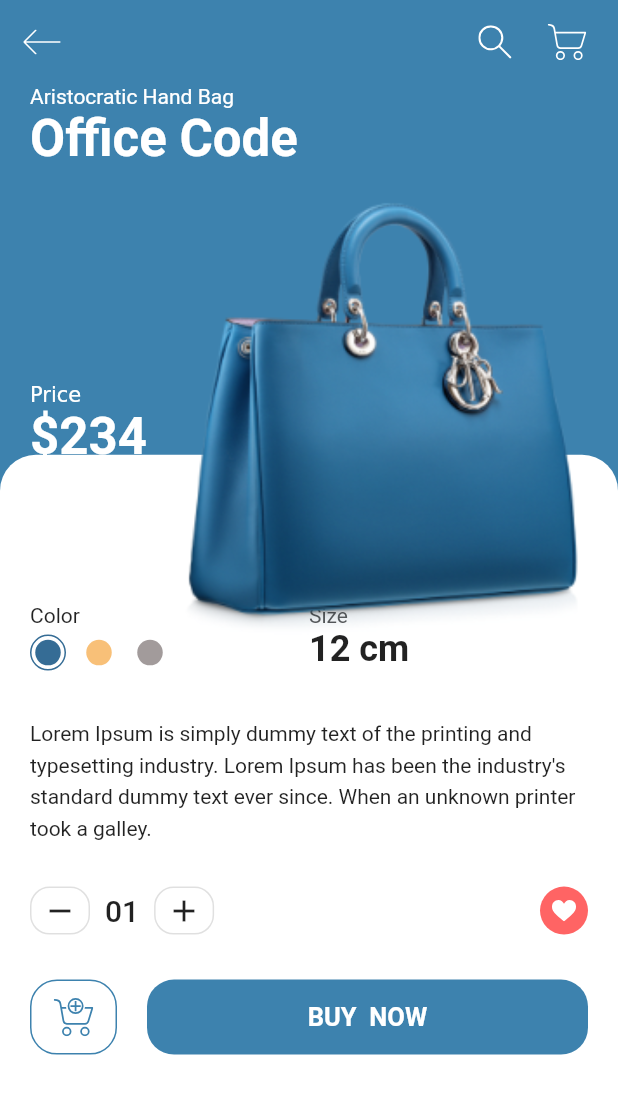
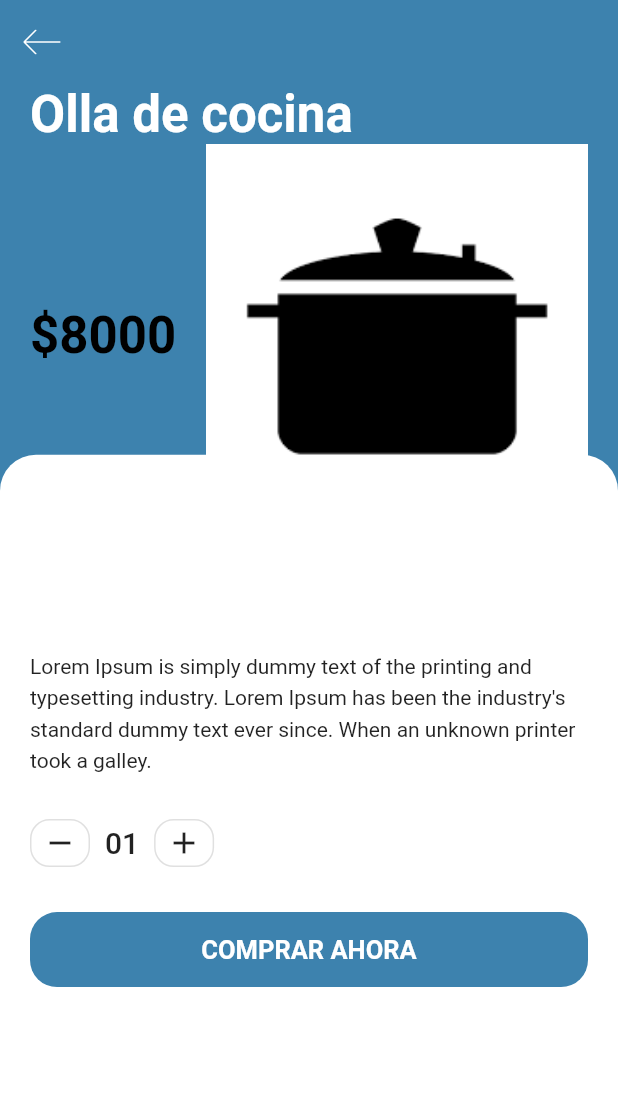
Before and after one commit to nicolasparra/Proyecto-TTM-VirtualStore, a Flutter app: the DetailsScreen screen opened directly with sample values from the repository, on a phone screen of 412 x 824 dp. Shown: the top 1094 px of the screen. Run offline on Flutter 3.47's test engine with Material 2 defaults, Android fonts, the phone set to English and light mode, and no system bars; our stand-ins replace flutter_svg, simple_animations; project files that could hold a hidden picture were left out.

Commit message:
corrección home

```diff
--- a/lib/src/models/Product.dart
+++ b/lib/src/models/Product.dart
@@ -18,51 +18,51 @@ class Product {
 List<Product> products = [
   Product(
       id: 1,
-      title: "Office Code",
-      price: 234,
+      title: "Olla de cocina",
+      price: 8000,
       size: 12,
       description: dummyText,
-      image: "assets/img/bag_1.png",
+      image: "assets/img/olla.png",
       color: Color(0xFF3D82AE)),
   Product(
       id: 2,
-      title: "Belt Bag",
-      price: 234,
+      title: "Tetera",
+      price: 6000,
       size: 8,
       description: dummyText,
-      image: "assets/img/bag_2.png",
+      image: "assets/img/tetera.png",
       color: Color(0xFFD3A984)),
   Product(
       id: 3,
-      title: "Hang Top",
-      price: 234,
+      title: "Cuchara",
+      price: 500,
       size: 10,
       description: dummyText,
-      image: "assets/img/bag_3.png",
+      image: "assets/img/cuchara.png",
       color: Color(0xFF989493)),
   Product(
       id: 4,
-      title: "Old Fashion",
-      price: 234,
+      title: "Bolso",
+      price: 3000,
       size: 11,
       description: dummyText,
       image: "assets/img/bag_4.png",
       color: Color(0xFFE6B398)),
   Product(
       id: 5,
-      title: "Office Code",
-      price: 234,
+      title: "Calefon",
+      price: 150000,
       size: 12,
       description: dummyText,
-      image: "assets/img/bag_5.png",
+      image: "assets/img/calefon.jpg",
       color: Color(0xFFFB7883)),
   Product(
     id: 6,
-    title: "Office Code",
-    price: 234,
+    title: "Cocina",
+    price: 100000,
     size: 12,
     description: dummyText,
-    image: "assets/img/bag_6.png",
+    image: "assets/img/cocina.jpg",
     color: Color(0xFFAEAEAE),
   ),
 ];
--- a/lib/src/pages/componentsDetails/add_to_cart.dart
+++ b/lib/src/pages/componentsDetails/add_to_cart.dart
@@ -1,5 +1,5 @@
 import 'package:flutter/material.dart';
-import 'package:flutter_svg/flutter_svg.dart';
+//import 'package:flutter_svg/flutter_svg.dart';
 import 'package:virtualstore/src/models/Product.dart';
 
 import '../../../constants.dart';
@@ -18,24 +18,24 @@ class AddToCart extends StatelessWidget {
       padding: const EdgeInsets.symmetric(vertical: kDefaultPaddin),
       child: Row(
         children: <Widget>[
-          Container(
-            margin: EdgeInsets.only(right: kDefaultPaddin),
-            height: 50,
-            width: 58,
-            decoration: BoxDecoration(
-              borderRadius: BorderRadius.circular(18),
-              border: Border.all(
-                color: product.color,
-              ),
-            ),
-            child: IconButton(
-              icon: SvgPicture.asset(
-                "assets/icons/add_to_cart.svg",
-                color: product.color,
-              ),
-              onPressed: () {},
-            ),
-          ),
+          // Container(
+          //   margin: EdgeInsets.only(right: kDefaultPaddin),
+          //   height: 50,
+          //   width: 58,
+          //   decoration: BoxDecoration(
+          //     borderRadius: BorderRadius.circular(18),
+          //     border: Border.all(
+          //       color: product.color,
+          //     ),
+          //   ),
+          //   child: IconButton(
+          //     icon: SvgPicture.asset(
+          //       "assets/icons/add_to_cart.svg",
+          //       color: product.color,
+          //     ),
+          //     onPressed: () {},
+          //   ),
+          // ),
           Expanded(
             child: SizedBox(
               height: 50,
@@ -45,7 +45,7 @@ class AddToCart extends StatelessWidget {
                 color: product.color,
                 onPressed: () {},
                 child: Text(
-                  "Buy  Now".toUpperCase(),
+                  "Comprar Ahora".toUpperCase(),
                   style: TextStyle(
                     fontSize: 17,
                     fontWeight: FontWeight.bold,
--- a/lib/src/pages/componentsDetails/body.dart
+++ b/lib/src/pages/componentsDetails/body.dart
@@ -3,7 +3,7 @@ import 'package:virtualstore/constants.dart';
 import 'package:virtualstore/src/models/Product.dart';
 
 import 'add_to_cart.dart';
-import 'color_and_size.dart';
+// import 'color_and_size.dart';
 import 'counter_with_fav_btn.dart';
 import 'description.dart';
 import 'product_title_with_image.dart';
@@ -40,7 +40,7 @@ class Body extends StatelessWidget {
                   ),
                   child: Column(
                     children: <Widget>[
-                      ColorAndSize(product: product),
+                      // ColorAndSize(product: product),
                       SizedBox(height: kDefaultPaddin / 2),
                       Description(product: product),
                       SizedBox(height: kDefaultPaddin / 2),
--- a/lib/src/pages/componentsDetails/counter_with_fav_btn.dart
+++ b/lib/src/pages/componentsDetails/counter_with_fav_btn.dart
@@ -1,5 +1,5 @@
 import 'package:flutter/material.dart';
-import 'package:flutter_svg/flutter_svg.dart';
+// import 'package:flutter_svg/flutter_svg.dart';
 
 import 'cart_counter.dart';
 
@@ -14,16 +14,16 @@ class CounterWithFavBtn extends StatelessWidget {
       mainAxisAlignment: MainAxisAlignment.spaceBetween,
       children: <Widget>[
         CartCounter(),
-        Container(
-          padding: EdgeInsets.all(8),
-          height: 32,
-          width: 32,
-          decoration: BoxDecoration(
-            color: Color(0xFFFF6464),
-            shape: BoxShape.circle,
-          ),
-          child: SvgPicture.asset("assets/icons/heart.svg"),
-        )
+        // Container(
+        //   padding: EdgeInsets.all(8),
+        //   height: 32,
+        //   width: 32,
+        //   decoration: BoxDecoration(
+        //     color: Color(0xFFFF6464),
+        //     shape: BoxShape.circle,
+        //   ),
+        //   child: SvgPicture.asset("assets/icons/heart.svg"),
+        // )
       ],
     );
   }
--- a/lib/src/pages/componentsDetails/product_title_with_image.dart
+++ b/lib/src/pages/componentsDetails/product_title_with_image.dart
@@ -18,10 +18,10 @@ class ProductTitleWithImage extends StatelessWidget {
       child: Column(
         crossAxisAlignment: CrossAxisAlignment.start,
         children: <Widget>[
-          Text(
-            "Aristocratic Hand Bag",
-            style: TextStyle(color: Colors.white),
-          ),
+          // Text(
+          //   "Aristocratic Hand Bag",
+          //   style: TextStyle(color: Colors.white),
+          // ),
           Text(
             product.title,
             style: Theme.of(context)
@@ -29,17 +29,17 @@ class ProductTitleWithImage extends StatelessWidget {
                 .headline4
                 .copyWith(color: Colors.white, fontWeight: FontWeight.bold),
           ),
-          SizedBox(height: kDefaultPaddin),
+          // SizedBox(height: kDefaultPaddin),
           Row(
             children: <Widget>[
               RichText(
                 text: TextSpan(
                   children: [
-                    TextSpan(text: "Price\n"),
+                    // TextSpan(text: "Precio\n"),
                     TextSpan(
                       text: "\$${product.price}",
                       style: Theme.of(context).textTheme.headline4.copyWith(
-                          color: Colors.white, fontWeight: FontWeight.bold),
+                          color: Colors.black, fontWeight: FontWeight.bold),
                     ),
                   ],
                 ),
--- a/lib/src/pages/componentsHome/categorries.dart
+++ b/lib/src/pages/componentsHome/categorries.dart
@@ -10,7 +10,7 @@ class Categories extends StatefulWidget {
 }
 
 class _CategoriesState extends State<Categories> {
-  List<String> categories = ["Hand bag", "Jewellery", "Footwear", "Dresses"];
+  List<String> categories = ["Cocina", "Ropa", "Fitness", "Notebooks"];
   // By default our first item will be selected
   int selectedIndex = 0;
   @override
--- a/lib/src/pages/componentsHome/item_card.dart
+++ b/lib/src/pages/componentsHome/item_card.dart
@@ -30,9 +30,21 @@ class ItemCard extends StatelessWidget {
                 color: product.color,
                 borderRadius: BorderRadius.circular(16),
               ),
+              // child: Hero(
+              //   tag: "${product.id}",
+              //   child: Image.asset(product.image),
+              // ),
               child: Hero(
                 tag: "${product.id}",
-                child: Image.asset(product.image),
+                child: Container(
+                  decoration: BoxDecoration(
+                    borderRadius: new BorderRadius.circular(10.0),
+                    image: DecorationImage(
+                      fit: BoxFit.cover,
+                      image: AssetImage(product.image),
+                    ),
+                  ),
+                ),
               ),
             ),
           ),
--- a/lib/src/pages/detallesProducto.dart
+++ b/lib/src/pages/detallesProducto.dart
@@ -30,14 +30,14 @@ class DetailsScreen extends StatelessWidget {
         onPressed: () => Navigator.pop(context),
       ),
       actions: <Widget>[
-        IconButton(
-          icon: SvgPicture.asset("assets/icons/search.svg"),
-          onPressed: () {},
-        ),
-        IconButton(
-          icon: SvgPicture.asset("assets/icons/cart.svg"),
-          onPressed: () {},
-        ),
+        // IconButton(
+        //   icon: SvgPicture.asset("assets/icons/search.svg"),
+        //   onPressed: () {},
+        // ),
+        // IconButton(
+        //   icon: SvgPicture.asset("assets/icons/cart.svg"),
+        //   onPressed: () {},
+        // ),
         SizedBox(width: kDefaultPaddin / 2)
       ],
     );
```
Also changed, not shown: assets/img/calefon.jpg (added), assets/img/cocina.jpg (added), assets/img/cuchara.png (added), assets/img/olla.png (added), assets/img/tetera.png (added).
